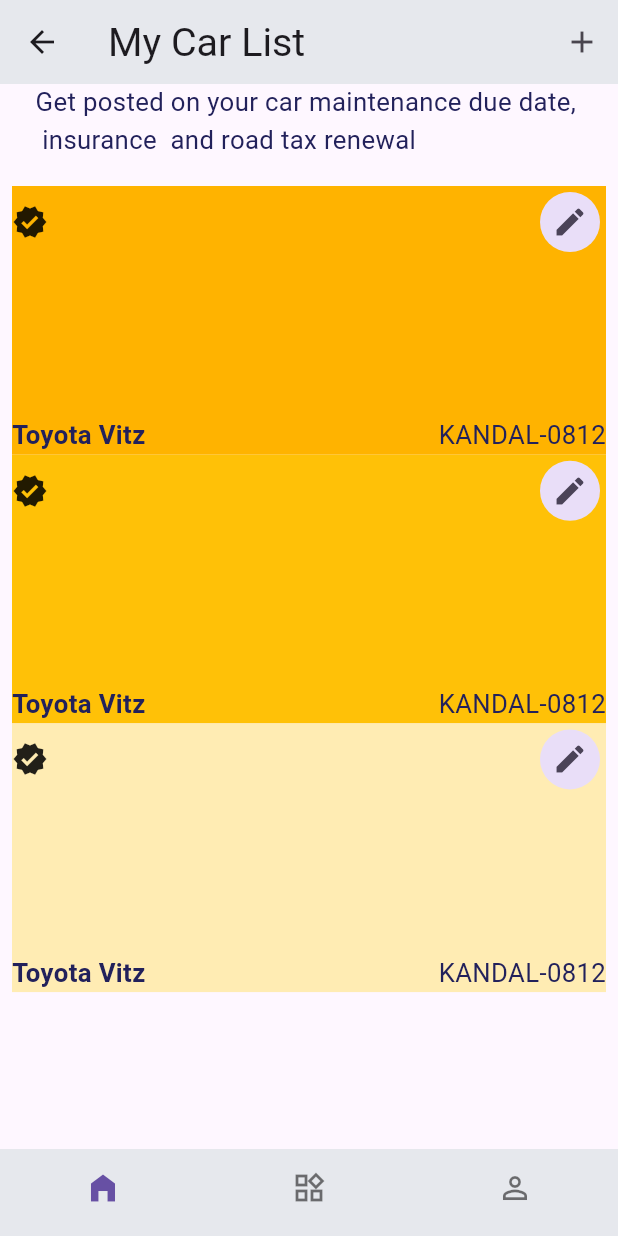
After one commit to suonsamoun/auto_pulse, a Flutter app: the screen it shows after launch, after a tap on the "add" icon, on a phone screen of 412 x 824 dp. The commit adds this screen. Run offline on Flutter 3.47's test engine with Material 3 defaults, Android fonts, the phone set to English and light mode, and no system bars; our stand-ins replace flutter_screenutil, go_router, smooth_page_indicator; network calls fail.

Commit message:
chore:rocket: Done HomeScreen v1

```diff
--- /dev/null
+++ b/devtools_options.yaml
@@ -0,0 +1 @@
+extensions:
--- a/lib/main.dart
+++ b/lib/main.dart
@@ -23,8 +23,17 @@ class AutoPulse extends StatelessWidget {
           // darkTheme: ThemeUtil.dark,
           theme: ThemeData(
             useMaterial3: true,
-            colorScheme: ColorScheme.fromSeed(seedColor: Colors.deepPurple),
-            textTheme: Typography.englishLike2018.apply(fontSizeFactor: 1.sp),
+            appBarTheme: const AppBarTheme(backgroundColor: Color(0xffe6e8ed)),
+            textTheme: Theme.of(context).textTheme.apply(
+                  fontSizeFactor: 1.sp,
+                  fontSizeDelta: 1.sp,
+                  bodyColor: const Color(0xff22215B),
+                  displayColor: const Color(0xff22215B),
+                ),
+            colorScheme:
+                ColorScheme.fromSeed(seedColor: Colors.deepPurple).copyWith(
+              background: const Color(0xffe6e8ed),
+            ),
           ),
           routerConfig: AppRouter.routes,
         );
--- /dev/null
+++ b/lib/modules/home/home_car_list_page.dart
@@ -0,0 +1,76 @@
+import 'package:flutter/material.dart';
+import 'package:flutter_screenutil/flutter_screenutil.dart';
+import 'package:go_router/go_router.dart';
+
+class HomeCarListPage extends StatelessWidget {
+  const HomeCarListPage({super.key});
+
+  @override
+  Widget build(BuildContext context) {
+    final List<String> entries = <String>['A', 'B', 'C'];
+    final List<int> colorCodes = <int>[600, 500, 100];
+
+    return Scaffold(
+      appBar: AppBar(
+        title: const Text('My Car List'),
+        actions: [
+          IconButton(
+            onPressed: () => context.goNamed('add-my-car-form'),
+            icon: const Icon(Icons.add),
+          )
+        ],
+      ),
+      body: Column(
+        children: [
+          const Center(
+            child: Text(
+              'Get posted on your car maintenance due date, \n insurance  and road tax renewal',
+            ),
+          ),
+          const SizedBox(height: 10),
+          Expanded(
+            child: ListView.builder(
+              shrinkWrap: true,
+              padding: const EdgeInsets.all(8),
+              itemCount: entries.length,
+              itemBuilder: (BuildContext context, int index) {
+                return Container(
+                  height: 150.h,
+                  color: Colors.amber[colorCodes[index]],
+                  child: Column(
+                    mainAxisAlignment: MainAxisAlignment.spaceBetween,
+                    children: [
+                      Row(
+                        mainAxisAlignment: MainAxisAlignment.spaceBetween,
+                        children: [
+                          const Center(child: Icon(Icons.verified_sharp)),
+                          Align(
+                            alignment: Alignment.centerRight,
+                            child: IconButton.filledTonal(
+                              onPressed: () {},
+                              icon: const Icon(Icons.edit),
+                            ),
+                          )
+                        ],
+                      ),
+                      const Row(
+                        mainAxisAlignment: MainAxisAlignment.spaceBetween,
+                        children: [
+                          Text(
+                            'Toyota Vitz',
+                            style: TextStyle(fontWeight: FontWeight.bold),
+                          ),
+                          Text('KANDAL-0812'),
+                        ],
+                      )
+                    ],
+                  ),
+                );
+              },
+            ),
+          ),
+        ],
+      ),
+    );
+  }
+}
--- a/lib/modules/home/home_page.dart
+++ b/lib/modules/home/home_page.dart
@@ -1,34 +1,82 @@
-import 'package:auto_pulse/modules/home/widgets/home_header_widget.dart';
-import 'package:auto_pulse/modules/home/widgets/home_hero_widget.dart';
+import 'package:auto_pulse/modules/home/widgets/home_circle_avatar_widget.dart';
 import 'package:flutter/material.dart';
-import 'package:go_router/go_router.dart';
+import 'package:flutter_screenutil/flutter_screenutil.dart';
+import 'package:smooth_page_indicator/smooth_page_indicator.dart';
 
-class HomePage extends StatelessWidget {
+class HomePage extends StatefulWidget {
   const HomePage({super.key});
 
   @override
+  State<HomePage> createState() => _HomePageState();
+}
+
+class _HomePageState extends State<HomePage> {
+  @override
   Widget build(BuildContext context) {
+    final controller = PageController(viewportFraction: 1, keepPage: true);
+
+    final List<String> vehicles = <String>[
+      'Toyota Vitz 2010',
+      'Toyota Prius 2015',
+      'Kia Morning 2020'
+    ];
+
     return Scaffold(
-      appBar: AppBar(),
-      body: Column(
-        children: [
-          const HomeHeaderWidget(),
-          const HomeHeroWidget(),
-          Center(
-            child: Column(
-              children: [
-                ElevatedButton(
-                  onPressed: () => context.goNamed('test'),
-                  child: const Text('Go to test page'),
-                ),
-                ElevatedButton(
-                  onPressed: () => context.go('/home/another'),
-                  child: const Text('Go to another page'),
+      appBar: AppBar(title: const Text('My vehicles')),
+      body: Padding(
+        padding: EdgeInsets.symmetric(vertical: 50.h),
+        child: Center(
+          child: Column(
+            mainAxisAlignment: MainAxisAlignment.spaceBetween,
+            children: [
+              if (vehicles.isNotEmpty) ...[
+                Expanded(
+                  child: Stack(
+                    alignment: Alignment.center,
+                    children: [
+                      PageView.builder(
+                        controller: controller,
+                        itemCount: vehicles.length,
+                        physics: const PageScrollPhysics(),
+                        scrollDirection: Axis.horizontal,
+                        itemBuilder: (BuildContext context, int index) {
+                          return HomeCircleAvatarWidget(
+                            path: '/',
+                            title: vehicles[index],
+                            imagePath:
+                                'https://www.extremedimensions.com/images/T/112376_1.jpg',
+                          );
+                        },
+                      ),
+                      if (vehicles.length > 1) ...[
+                        Positioned(
+                          bottom: 30.h,
+                          child: SmoothPageIndicator(
+                            controller: controller,
+                            count: vehicles.length,
+                            effect: ExpandingDotsEffect(
+                              spacing: 2,
+                              dotHeight: 10.h,
+                              dotWidth: 10.h,
+                              expansionFactor: 2,
+                              dotColor: Colors.green.withOpacity(0.25),
+                            ),
+                          ),
+                        ),
+                      ]
+                    ],
+                  ),
                 ),
               ],
-            ),
-          )
-        ],
+              HomeCircleAvatarWidget(
+                path: '/home/my-car-list',
+                showSubtitle: vehicles.isEmpty,
+                subTitle:
+                    'You don\'t have any vehicle yet, add a \n vehicle now!',
+              ),
+            ],
+          ),
+        ),
       ),
     );
   }
--- /dev/null
+++ b/lib/modules/home/widgets/home_circle_avatar_widget.dart
@@ -0,0 +1,73 @@
+import 'package:flutter/material.dart';
+import 'package:flutter_screenutil/flutter_screenutil.dart';
+import 'package:go_router/go_router.dart';
+
+class HomeCircleAvatarWidget extends StatelessWidget {
+  const HomeCircleAvatarWidget({
+    super.key,
+    this.title,
+    this.subTitle,
+    this.imagePath = '',
+    this.showSubtitle = false,
+    required this.path,
+  });
+
+  final String path;
+  final String? title;
+  final String? subTitle;
+  final String imagePath;
+  final bool showSubtitle;
+
+  @override
+  Widget build(BuildContext context) {
+    return Column(
+      children: [
+        if (title != null) ...[
+          Padding(
+            padding: EdgeInsets.only(bottom: 5.h),
+            child: Text(
+              '$title'.toUpperCase(),
+              textAlign: TextAlign.center,
+              style: TextStyle(
+                fontSize: 24.sp,
+                fontWeight: FontWeight.bold,
+              ),
+            ),
+          ),
+        ],
+        GestureDetector(
+          onTap: () => context.go(path),
+          child: Container(
+            height: 200.w,
+            width: 200.w,
+            decoration: BoxDecoration(
+              color: Colors.green.withOpacity(0.25), // border color
+              shape: BoxShape.circle,
+            ),
+            child: imagePath.isEmpty
+                ? Icon(
+                    Icons.add_outlined,
+                    size: 120.w,
+                    color: Colors.white,
+                  )
+                : ClipOval(
+                    child: Image.network(
+                      imagePath,
+                      width: 150,
+                      height: 150,
+                      fit: BoxFit.cover,
+                    ),
+                  ),
+          ),
+        ),
+        if (subTitle != null && showSubtitle) ...[
+          SizedBox(height: 15.h),
+          Text(
+            '$subTitle',
+            textAlign: TextAlign.center,
+          )
+        ]
+      ],
+    );
+  }
+}
--- a/lib/utils/app_router.dart
+++ b/lib/utils/app_router.dart
@@ -1,9 +1,9 @@
-import 'package:auto_pulse/another_page.dart';
 import 'package:auto_pulse/detail_login_screen.dart';
 import 'package:auto_pulse/detail_screen.dart';
 import 'package:auto_pulse/login_screen.dart';
+import 'package:auto_pulse/modules/home/home_add_my_car_page.dart';
+import 'package:auto_pulse/modules/home/home_car_list_page.dart';
 import 'package:auto_pulse/modules/home/home_page.dart';
-import 'package:auto_pulse/test_page.dart';
 import 'package:auto_pulse/widgets/shell_page.dart';
 import 'package:auto_pulse/widgets/scaffold_bottom_navigation_bar.dart';
 import 'package:flutter/material.dart';
@@ -47,16 +47,17 @@ class AppRouter {
                 },
                 routes: <RouteBase>[
                   GoRoute(
-                    path: 'test',
-                    name: 'test',
+                    path: 'my-car-list',
+                    name: 'my-cars',
                     builder: (BuildContext context, GoRouterState state) {
-                      return const TestPage();
+                      return const HomeCarListPage();
                     },
                   ),
                   GoRoute(
-                    path: 'another',
+                    path: 'my-car-form',
+                    name: 'add-my-car-form',
                     builder: (BuildContext context, GoRouterState state) {
-                      return const AnotherPage();
+                      return const HomeAddMyCarPage();
                     },
                   ),
                 ],
--- a/lib/widgets/scaffold_bottom_navigation_bar.dart
+++ b/lib/widgets/scaffold_bottom_navigation_bar.dart
@@ -22,6 +22,7 @@ class ScaffoldBottomNavigationBar extends StatelessWidget {
           elevation: 0.0,
           showSelectedLabels: false,
           showUnselectedLabels: false,
+          backgroundColor: const Color(0xffe6e8ed),
           items: const <BottomNavigationBarItem>[
             BottomNavigationBarItem(
               label: 'Home',
--- a/pubspec.yaml
+++ b/pubspec.yaml
@@ -1,5 +1,8 @@
 name: auto_pulse
-description: "AutoPulse: The must-have app for every driver. Effortlessly track maintenance, monitor diagnostics, and enjoy a smoother ride with automated reminders and personalized insights. Your ultimate automotive companion—an app that all drivers must have."
+description: "AutoPulse: The must-have app for every driver. Effortlessly track
+  maintenance, monitor diagnostics, and enjoy a smoother ride with automated
+  reminders and personalized insights. Your ultimate automotive companion—an app
+  that all drivers must have."
 # The following line prevents the package from being accidentally published to
 # pub.dev using `flutter pub publish`. This is preferred for private packages.
 publish_to: "none" # Remove this line if you wish to publish to pub.dev
@@ -41,6 +44,7 @@ dependencies:
   go_router: ^12.1.3
   isar: 3.1.0
   isar_flutter_libs: 3.1.0
+  smooth_page_indicator: ^1.1.0
 
 dev_dependencies:
   build_runner: any
```
Also changed, not shown: lib/modules/home/home_add_my_car_page.dart (added, +100 -0 lines), lib/modules/home/widgets/home_header_widget.dart (deleted, +0 -35 lines), lib/modules/home/widgets/home_hero_widget.dart (deleted, +0 -19 lines), lib/test_page.dart (deleted, +0 -29 lines), pubspec.lock.
